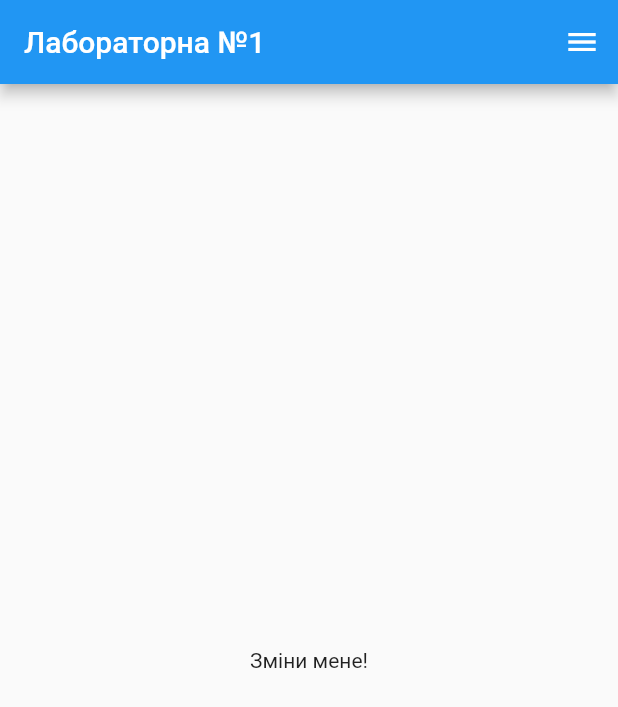
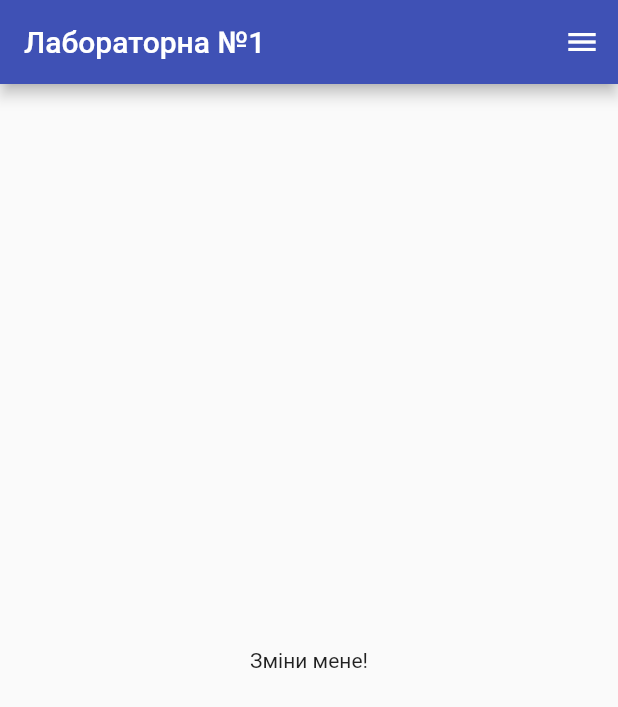
Before and after one commit to MytsV/OOP_Lab_1, a Flutter app: the screen it shows after launch, on a phone screen of 412 x 824 dp. Shown: the top 707 px of the screen. Run offline on Flutter 3.47's test engine with Material 2 defaults, Android fonts, the phone set to English and light mode, and no system bars.

Commit message:
reformatted code

```diff
--- a/lib/main.dart
+++ b/lib/main.dart
@@ -12,10 +12,11 @@ class MainApp extends StatelessWidget {
 
   @override
   Widget build(BuildContext context) {
-    return const MaterialApp(
+    return MaterialApp(
       title: 'Лабораторна №1',
       debugShowCheckedModeBanner: false,
-      home: HomePage(),
+      theme: ThemeData(primarySwatch: Colors.indigo),
+      home: const HomePage(),
     );
   }
 }
@@ -43,17 +44,17 @@ class _HomePageState extends State<HomePage> {
   }
 
   void _onMenuItemSelected(int value) {
-    Widget dialog = value == 0 ? FirstDialog(_changeText) : SecondDialog(_changeText);
+    Widget dialog =
+        value == 0 ? FirstDialog(_changeText) : SecondDialog(_changeText);
     showDialog(
         barrierDismissible: false,
         context: context,
-        builder: (BuildContext context) => dialog
-    );
+        builder: (BuildContext context) => dialog);
   }
 
   Widget _getMenuButton() => PopupMenuButton(
         icon: const Icon(Icons.menu),
-    itemBuilder: (context){
+        itemBuilder: (context) {
           return [
             const PopupMenuItem<int>(
               value: 0,
```
Lines whose indentation alone changed are shown as unchanged.
